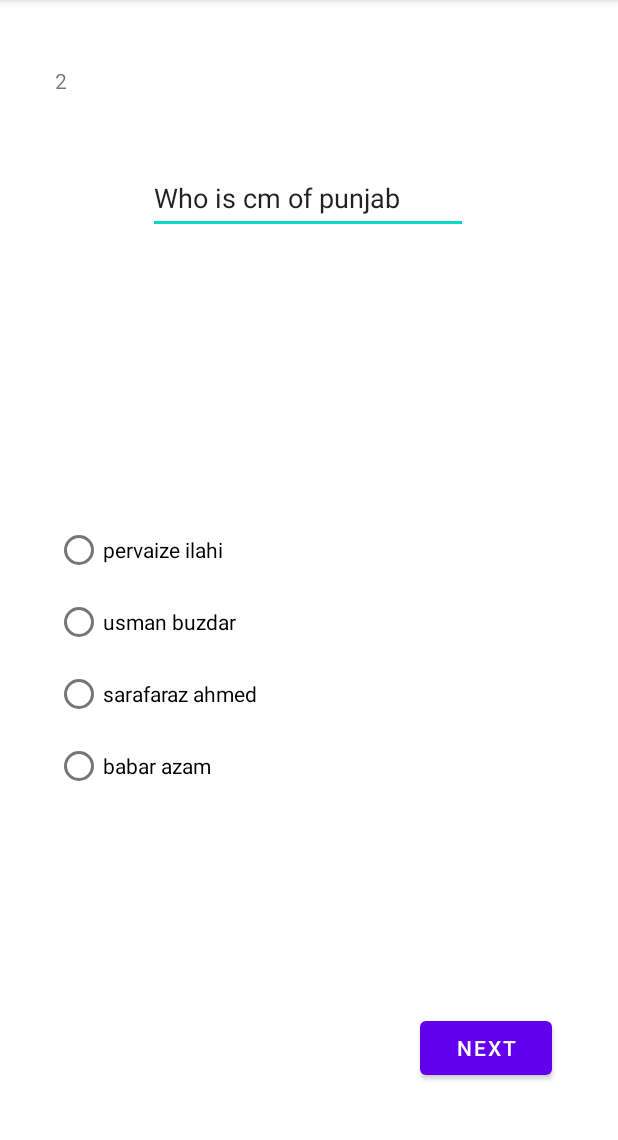
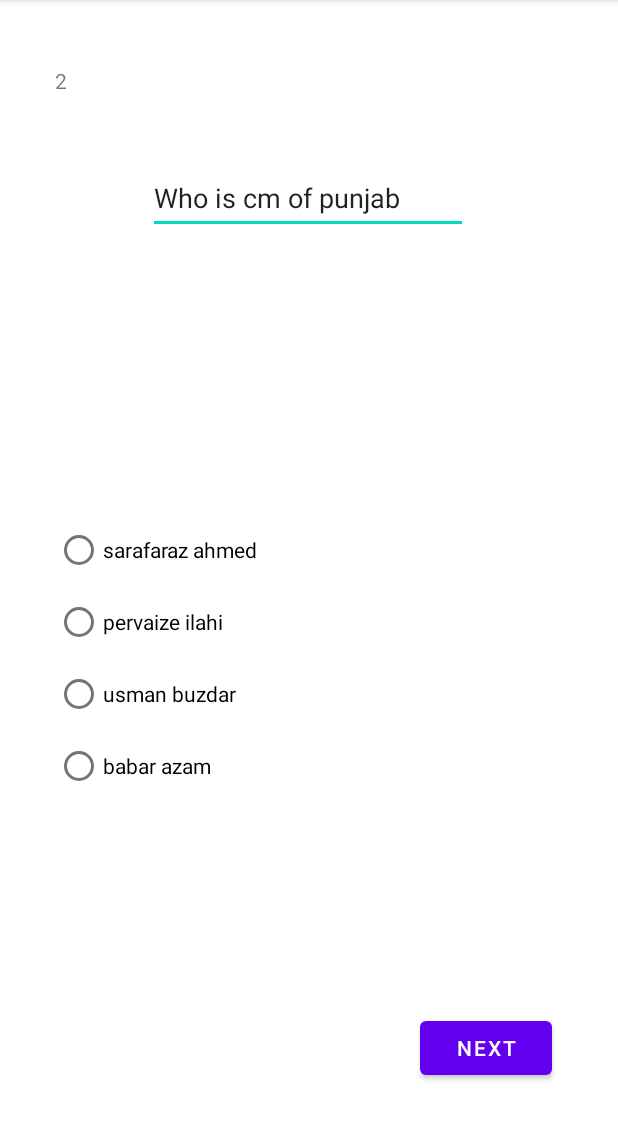
Before and after one commit to ArsalHussain14/Exam_App, an Android app: the screen it shows after launch (MainActivity), after a tap on "NEXT", on a phone screen of 412 x 824 dp, the part 84-1224 px from its top. Run offline under Robolectric (Android 15) with nearby library versions, the phone set to English and light mode, and no system bars.

Commit message:
Added random options functionality

```diff
--- a/app/src/main/java/com/example/exam_app/MainActivity.java
+++ b/app/src/main/java/com/example/exam_app/MainActivity.java
@@ -35,6 +35,7 @@ public class MainActivity extends AppCompatActivity {
 
 
     int questionNumber=0,iteration=0;
+    int []options={0,0,0,0};
     @Override
     protected void onCreate(Bundle savedInstanceState) {
         super.onCreate(savedInstanceState);
@@ -115,11 +116,31 @@ public class MainActivity extends AppCompatActivity {
 
 
                     questionBox.setText(questionText[questionNumber]);
-                    option1Button.setText(option1[questionNumber]);
-                    option2Button.setText(option2[questionNumber]);
-                    option3Button.setText(option3[questionNumber]);
-                    option4Button.setText(option4[questionNumber]);
+                    int optionNumber=generateRandomOptions();
+                    setOptions(option1Button,optionNumber);
+
+
+                    optionNumber=generateRandomOptions();
+                    setOptions(option2Button,optionNumber);
+
+
+                    optionNumber=generateRandomOptions();
+                    setOptions(option3Button,optionNumber);
+
+                    optionNumber=generateRandomOptions();
+                    setOptions(option4Button,optionNumber);
+
+
+
+//
+//                    option2Button.setText(option2[questionNumber]);
+//                    option3Button.setText(option3[questionNumber]);
+//                    option4Button.setText(option4[questionNumber]);
                     currentQuestion.setText(Integer.toString(iteration+1));
+                    for(int i=0;i<4;i++)
+                    {
+                        options[i]=0;
+                    }
                 }
 
 
@@ -134,6 +155,19 @@ public class MainActivity extends AppCompatActivity {
 
 
     }
+
+    private void setOptions(RadioButton option, int optionNumber)
+    {
+        if(optionNumber==0)
+            option.setText(option1[questionNumber]);
+        else if(optionNumber==1)
+            option.setText(option2[questionNumber]);
+        else if(optionNumber==2)
+            option.setText(option3[questionNumber]);
+        else if(optionNumber==3)
+            option.setText(option4[questionNumber]);
+    }
+
 
     private void saveAnswer()
     {
@@ -173,6 +207,18 @@ public class MainActivity extends AppCompatActivity {
 
     }
 
+    private int generateRandomOptions()
+    {
+        Random rnd= new Random();
+        int number=rnd.nextInt(4);
+        while(options[number]==1)
+        {
+            number=rnd.nextInt(4);
+        }
+        options[number]=1;
+        return number;
+    }
+
 
 
 }
```
